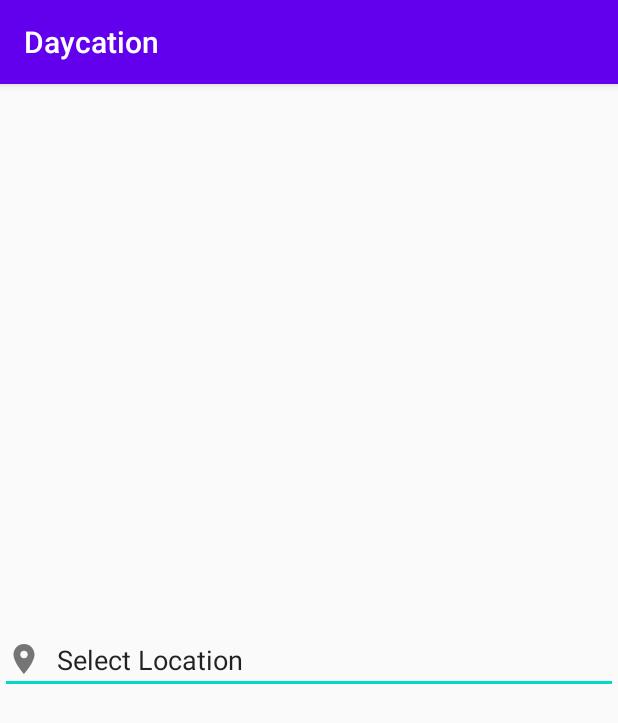
After one commit to gassajor000/daycation, an Android app: the fragment LocationSelectorFragment shown on its own in the app's theme, on a phone screen of 412 x 824 dp. The commit adds this screen. Shown: the top 723 px of the screen. Run offline under Robolectric (Android 15) with nearby library versions, the phone set to English and light mode, and no system bars; our stand-ins replace data binding.

Commit message:
Create location picker fragment for create trip screen.

```diff
--- /dev/null
+++ b/app/src/main/java/com/tripdazzle/daycation/ui/locationselector/LocationSelectorFragment.java
@@ -0,0 +1,96 @@
+package com.tripdazzle.daycation.ui.locationselector;
+
+import android.content.Intent;
+import android.os.Bundle;
+import android.view.LayoutInflater;
+import android.view.View;
+import android.view.ViewGroup;
+
+import androidx.annotation.NonNull;
+import androidx.annotation.Nullable;
+import androidx.databinding.DataBindingUtil;
+import androidx.fragment.app.Fragment;
+import androidx.lifecycle.ViewModelProviders;
+
+import com.google.android.libraries.places.api.model.Place;
+import com.google.android.libraries.places.widget.Autocomplete;
+import com.google.android.libraries.places.widget.model.AutocompleteActivityMode;
+import com.tripdazzle.daycation.R;
+import com.tripdazzle.daycation.databinding.FragmentLocationSelectorBinding;
+import com.tripdazzle.daycation.models.location.Location;
+import com.tripdazzle.daycation.models.location.NullLocation;
+import com.tripdazzle.daycation.models.location.PlaceLocation;
+
+import java.util.Arrays;
+import java.util.List;
+
+public class LocationSelectorFragment extends Fragment {
+
+    private LocationSelectorViewModel mViewModel;
+    private List<Place.Field> mFields = Arrays.asList(Place.Field.ID, Place.Field.NAME, Place.Field.LAT_LNG);
+    private static final int AUTOCOMPLETE_REQUEST_CODE = 2;
+
+    public static LocationSelectorFragment newInstance() {
+        return new LocationSelectorFragment();
+    }
+
+    @Override
+    public View onCreateView(@NonNull LayoutInflater inflater, @Nullable ViewGroup container,
+                             @Nullable Bundle savedInstanceState) {
+        mViewModel = ViewModelProviders.of(this).get(LocationSelectorViewModel.class);
+
+        FragmentLocationSelectorBinding binding = DataBindingUtil.inflate(inflater, R.layout.fragment_location_selector, container, false);
+        binding.setViewModel(mViewModel);
+        binding.setLifecycleOwner(this);
+        View view = binding.getRoot();
+
+        view.findViewById(R.id.locationSelectorLocationName).setOnClickListener(new View.OnClickListener() {
+            @Override
+            public void onClick(View v) {
+                selectLocation();
+            }
+        });
+
+        return view;
+    }
+
+    private void selectLocation() {
+        // Start the autocomplete intent.
+        Intent intent = new Autocomplete.IntentBuilder(
+                AutocompleteActivityMode.FULLSCREEN, mFields)
+                .build(getContext());
+        startActivityForResult(intent, AUTOCOMPLETE_REQUEST_CODE);
+    }
+
+    @Override
+    public void onActivityCreated(@Nullable Bundle savedInstanceState) {
+        super.onActivityCreated(savedInstanceState);
+    }
+
+    public Location getLocation(){
+        if(mViewModel.getLocation().getValue() != null){
+            return mViewModel.getLocation().getValue();
+        }
+
+        return new NullLocation();
+    }
+
+    public boolean isSelected(){
+        return mViewModel.getLocation().getValue() != null;
+    }
+
+    @Override
+    public void onActivityResult(int requestCode, int resultCode, Intent data) {
+        super.onActivityResult(requestCode, resultCode, data);
+        if(requestCode == AUTOCOMPLETE_REQUEST_CODE){
+            if (resultCode == android.app.Activity.RESULT_OK) {
+                Place place = Autocomplete.getPlaceFromIntent(data);
+                mViewModel.setLocation(new PlaceLocation(place));
+            }
+        }
+        else {
+            super.onActivityResult(requestCode, resultCode, data);
+        }
+    }
+
+}
--- /dev/null
+++ b/app/src/main/java/com/tripdazzle/daycation/ui/locationselector/LocationSelectorViewModel.java
@@ -0,0 +1,32 @@
+package com.tripdazzle.daycation.ui.locationselector;
+
+import androidx.lifecycle.MutableLiveData;
+import androidx.lifecycle.ViewModel;
+
+import com.tripdazzle.daycation.models.location.Location;
+
+public class LocationSelectorViewModel extends ViewModel {
+    private MutableLiveData<Location> location = new MutableLiveData<>();
+    private MutableLiveData<String> selectorText = new MutableLiveData<>("Select Location");
+
+    public MutableLiveData<Location> getLocation() {
+        return location;
+    }
+
+    public void setLocation(MutableLiveData<Location> location) {
+        this.location = location;
+    }
+
+    public void setLocation(Location location){
+        this.location.setValue(location);
+        this.selectorText.setValue(location.getName());
+    }
+
+    public MutableLiveData<String> getSelectorText() {
+        return selectorText;
+    }
+
+    public void setSelectorText(MutableLiveData<String> selectorText) {
+        this.selectorText = selectorText;
+    }
+}
--- /dev/null
+++ b/app/src/main/res/layout/fragment_location_selector.xml
@@ -0,0 +1,29 @@
+<?xml version="1.0" encoding="utf-8"?>
+<layout xmlns:app="http://schemas.android.com/apk/res-auto"
+    xmlns:android="http://schemas.android.com/apk/res/android">
+
+    <data>
+        <variable
+            name="viewModel"
+            type="com.tripdazzle.daycation.ui.locationselector.LocationSelectorViewModel" />
+    </data>
+    <androidx.constraintlayout.widget.ConstraintLayout
+        android:layout_width="match_parent"
+        android:layout_height="match_parent">
+
+
+        <TextView
+            android:id="@+id/locationSelectorLocationName"
+            style="@android:style/Widget.EditText"
+            android:layout_width="match_parent"
+            android:layout_height="wrap_content"
+            android:drawableStart="@drawable/ic_place_gray_24dp"
+            android:drawablePadding="10dp"
+            android:text='@{viewModel.selectorText, default="Add Place"}'
+            android:textColor="@android:color/hint_foreground_material_light"
+            app:layout_constraintBottom_toBottomOf="parent"
+            app:layout_constraintEnd_toEndOf="parent"
+            app:layout_constraintStart_toStartOf="parent"
+            app:layout_constraintTop_toTopOf="parent" />
+    </androidx.constraintlayout.widget.ConstraintLayout>
+</layout>
```
Also changed, not shown: app/src/main/java/com/tripdazzle/daycation/ui/createtrip/CreateTripFragment.java (+22 -9 lines), app/src/main/res/layout/fragment_create_trip.xml (+7 -12 lines).
